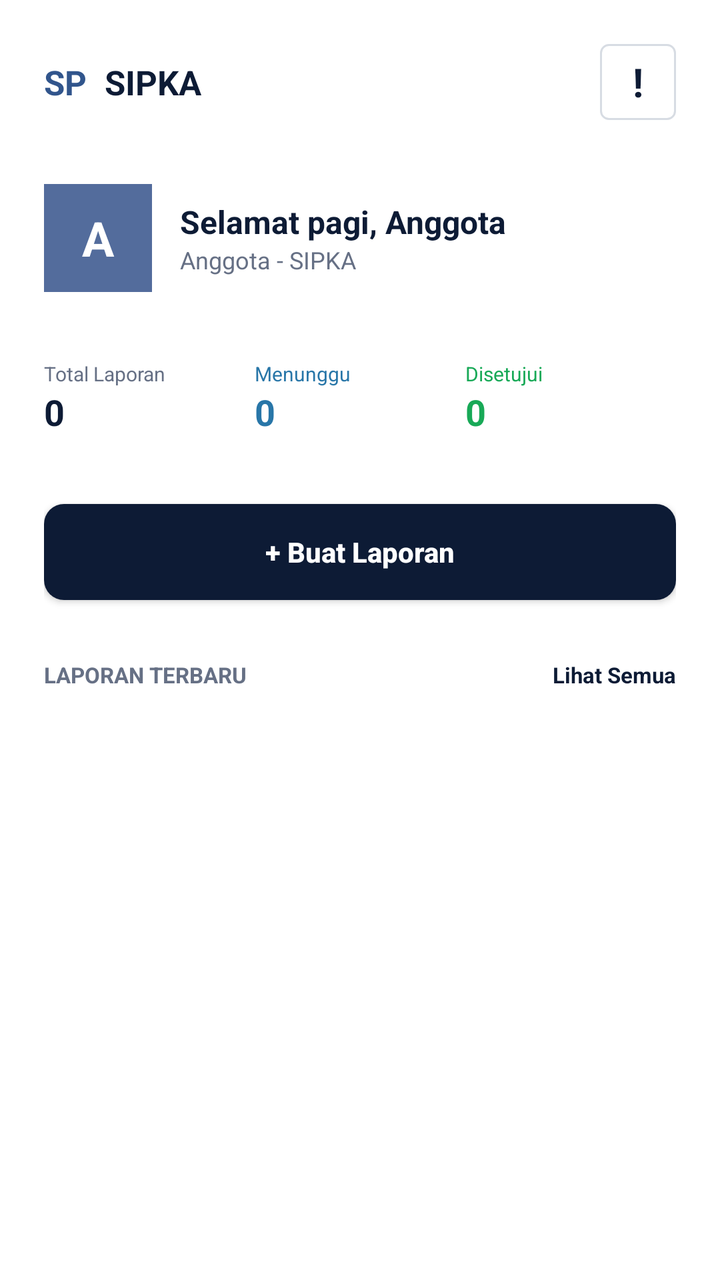
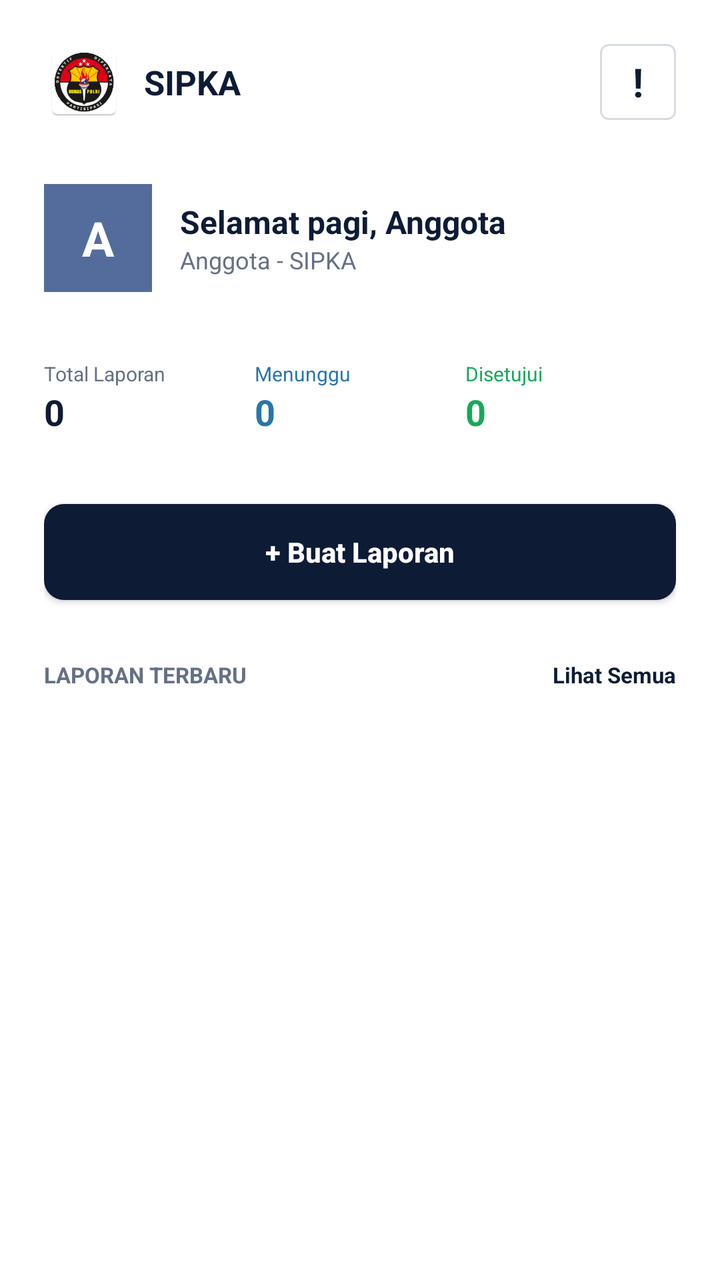

The first picture is an Android layout as it rendered before a commit; the second is the same layout after the commit. The layout source and the unified diff follow.
<!-- AndroidManifest.xml: application theme android:Theme.Material.Light.NoActionBar -->
<!-- res/layout/activity_home.xml -->
<?xml version="1.0" encoding="utf-8"?>
<ScrollView xmlns:android="http://schemas.android.com/apk/res/android"
    android:layout_width="match_parent"
    android:layout_height="match_parent"
    android:background="#FFFFFF"
    android:fillViewport="true">

    <LinearLayout
        android:layout_width="match_parent"
        android:layout_height="wrap_content"
        android:orientation="vertical"
        android:paddingStart="22dp"
        android:paddingTop="20dp"
        android:paddingEnd="22dp"
        android:paddingBottom="24dp">

        <LinearLayout android:layout_width="match_parent" android:layout_height="42dp" android:gravity="center_vertical" android:orientation="horizontal">
            <TextView android:layout_width="wrap_content" android:layout_height="wrap_content" android:text="SP" android:textColor="#31558C" android:textSize="17sp" android:textStyle="bold" />
            <TextView android:layout_width="wrap_content" android:layout_height="wrap_content" android:layout_marginStart="9dp" android:text="SIPKA" android:textColor="#0D1B35" android:textSize="17sp" android:textStyle="bold" />
            <View android:layout_width="0dp" android:layout_height="1dp" android:layout_weight="1" />
            <TextView android:layout_width="38dp" android:layout_height="38dp" android:background="@drawable/sipka_input_background" android:gravity="center" android:text="!" android:textColor="#0D1B35" android:textSize="20sp" android:textStyle="bold" />
        </LinearLayout>

        <LinearLayout android:layout_width="match_parent" android:layout_height="wrap_content" android:layout_marginTop="30dp" android:gravity="center_vertical" android:orientation="horizontal">
            <TextView android:layout_width="54dp" android:layout_height="54dp" android:background="#536C9C" android:gravity="center" android:text="A" android:textColor="#FFFFFF" android:textSize="24sp" android:textStyle="bold" />
            <LinearLayout android:layout_width="0dp" android:layout_height="wrap_content" android:layout_marginStart="14dp" android:layout_weight="1" android:orientation="vertical">
                <TextView android:id="@+id/home_greeting" android:layout_width="match_parent" android:layout_height="wrap_content" android:text="Selamat pagi, Anggota" android:textColor="#0D1B35" android:textSize="16sp" android:textStyle="bold" />
                <TextView android:id="@+id/home_role" android:layout_width="match_parent" android:layout_height="wrap_content" android:text="Anggota - SIPKA" android:textColor="#667085" android:textSize="12sp" />
            </LinearLayout>
        </LinearLayout>

        <LinearLayout android:layout_width="match_parent" android:layout_height="wrap_content" android:layout_marginTop="34dp" android:orientation="horizontal">
            <LinearLayout android:layout_width="0dp" android:layout_height="wrap_content" android:layout_weight="1" android:orientation="vertical">
                <TextView android:layout_width="wrap_content" android:layout_height="wrap_content" android:text="Total Laporan" android:textColor="#667085" android:textSize="10sp" />
                <TextView android:id="@+id/count_total" android:layout_width="wrap_content" android:layout_height="wrap_content" android:text="0" android:textColor="#0D1B35" android:textSize="18sp" android:textStyle="bold" />
            </LinearLayout>
            <LinearLayout android:layout_width="0dp" android:layout_height="wrap_content" android:layout_weight="1" android:orientation="vertical">
                <TextView android:layout_width="wrap_content" android:layout_height="wrap_content" android:text="Menunggu" android:textColor="#2876A8" android:textSize="10sp" />
                <TextView android:id="@+id/count_waiting" android:layout_width="wrap_content" android:layout_height="wrap_content" android:text="0" android:textColor="#2876A8" android:textSize="18sp" android:textStyle="bold" />
            </LinearLayout>
            <LinearLayout android:layout_width="0dp" android:layout_height="wrap_content" android:layout_weight="1" android:orientation="vertical">
                <TextView android:layout_width="wrap_content" android:layout_height="wrap_content" android:text="Disetujui" android:textColor="#18A957" android:textSize="10sp" />
                <TextView android:id="@+id/count_approved" android:layout_width="wrap_content" android:layout_height="wrap_content" android:text="0" android:textColor="#18A957" android:textSize="18sp" android:textStyle="bold" />
            </LinearLayout>
        </LinearLayout>

        <Button android:id="@+id/button_create_report" style="@style/SipkaPrimaryButton" android:layout_marginTop="34dp" android:text="+ Buat Laporan" />
        <LinearLayout android:layout_width="match_parent" android:layout_height="wrap_content" android:layout_marginTop="30dp" android:gravity="center_vertical" android:orientation="horizontal">
            <TextView android:layout_width="wrap_content" android:layout_height="wrap_content" android:text="LAPORAN TERBARU" android:textColor="#667085" android:textSize="11sp" android:textStyle="bold" />
            <View android:layout_width="0dp" android:layout_height="1dp" android:layout_weight="1" />
            <TextView android:id="@+id/link_all_reports" android:layout_width="wrap_content" android:layout_height="wrap_content" android:text="Lihat Semua" android:textColor="#0D1B35" android:textSize="11sp" android:textStyle="bold" />
        </LinearLayout>

        <TextView android:id="@+id/home_message" android:layout_width="match_parent" android:layout_height="wrap_content" android:layout_marginTop="12dp" android:textColor="#667085" android:textSize="12sp" android:visibility="gone" />
        <LinearLayout android:id="@+id/recent_reports" android:layout_width="match_parent" android:layout_height="wrap_content" android:layout_marginTop="16dp" android:orientation="vertical" />
    </LinearLayout>
</ScrollView>
<!-- resources referenced by this layout -->
<resources>
  <!-- drawable sipka_input_background (drawable) -->
  <?xml version="1.0" encoding="utf-8"?>
  <shape xmlns:android="http://schemas.android.com/apk/res/android" android:shape="rectangle">
      <solid android:color="#FFFFFF" />
      <stroke android:width="1dp" android:color="#D7DCE3" />
      <corners android:radius="4dp" />
  </shape>
  <style name="SipkaPrimaryButton">
          <item name="android:layout_width">match_parent</item>
          <item name="android:layout_height">48dp</item>
          <item name="android:background">@drawable/sipka_primary_button</item>
          <item name="android:backgroundTint">@null</item>
          <item name="android:textAllCaps">false</item>
          <item name="android:textColor">#FFFFFF</item>
          <item name="android:textStyle">bold</item>
      </style>
  <!-- drawable sipka_primary_button (drawable) -->
  <?xml version="1.0" encoding="utf-8"?>
  <shape xmlns:android="http://schemas.android.com/apk/res/android" android:shape="rectangle">
      <solid android:color="#0D1B35" />
      <corners android:radius="10dp" />
  </shape>
</resources>

<!-- the commit's change to res/layout/activity_home.xml (unified diff, before → after) -->
@@ -15,8 +15,12 @@
         android:paddingBottom="24dp">
 
         <LinearLayout android:layout_width="match_parent" android:layout_height="42dp" android:gravity="center_vertical" android:orientation="horizontal">
-            <TextView android:layout_width="wrap_content" android:layout_height="wrap_content" android:text="SP" android:textColor="#31558C" android:textSize="17sp" android:textStyle="bold" />
-            <TextView android:layout_width="wrap_content" android:layout_height="wrap_content" android:layout_marginStart="9dp" android:text="SIPKA" android:textColor="#0D1B35" android:textSize="17sp" android:textStyle="bold" />
+            <ImageView
+                android:layout_width="40dp"
+                android:layout_height="40dp"
+                android:src="@drawable/ic_logo_humas"
+                android:contentDescription="Logo Humas" />
+            <TextView android:layout_width="wrap_content" android:layout_height="wrap_content" android:layout_marginStart="10dp" android:text="SIPKA" android:textColor="#0D1B35" android:textSize="17sp" android:textStyle="bold" />
             <View android:layout_width="0dp" android:layout_height="1dp" android:layout_weight="1" />
             <TextView android:layout_width="38dp" android:layout_height="38dp" android:background="@drawable/sipka_input_background" android:gravity="center" android:text="!" android:textColor="#0D1B35" android:textSize="20sp" android:textStyle="bold" />
         </LinearLayout>
<!-- resource entries referenced after the edit -->
@@ -1,5 +1,6 @@
 <!-- resources referenced by this layout -->
 <resources>
+  <!-- drawable ic_logo_humas: png bitmap (drawable, 20677 bytes) -->
   <!-- drawable sipka_input_background (drawable) -->
   <?xml version="1.0" encoding="utf-8"?>
   <shape xmlns:android="http://schemas.android.com/apk/res/android" android:shape="rectangle">
